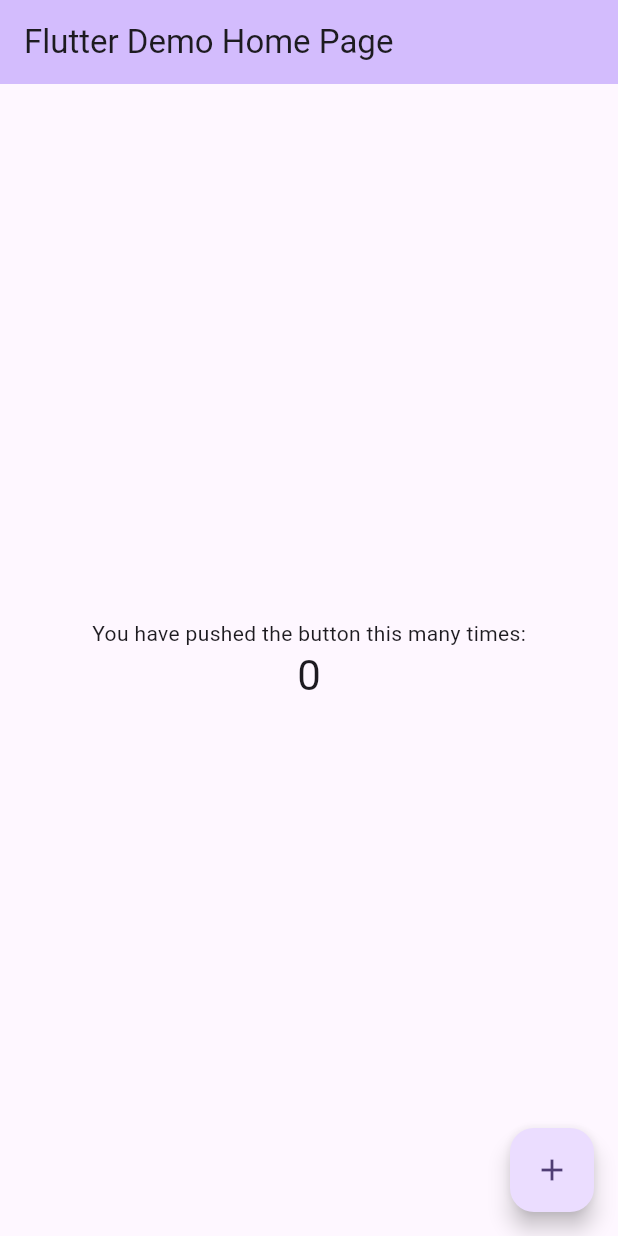
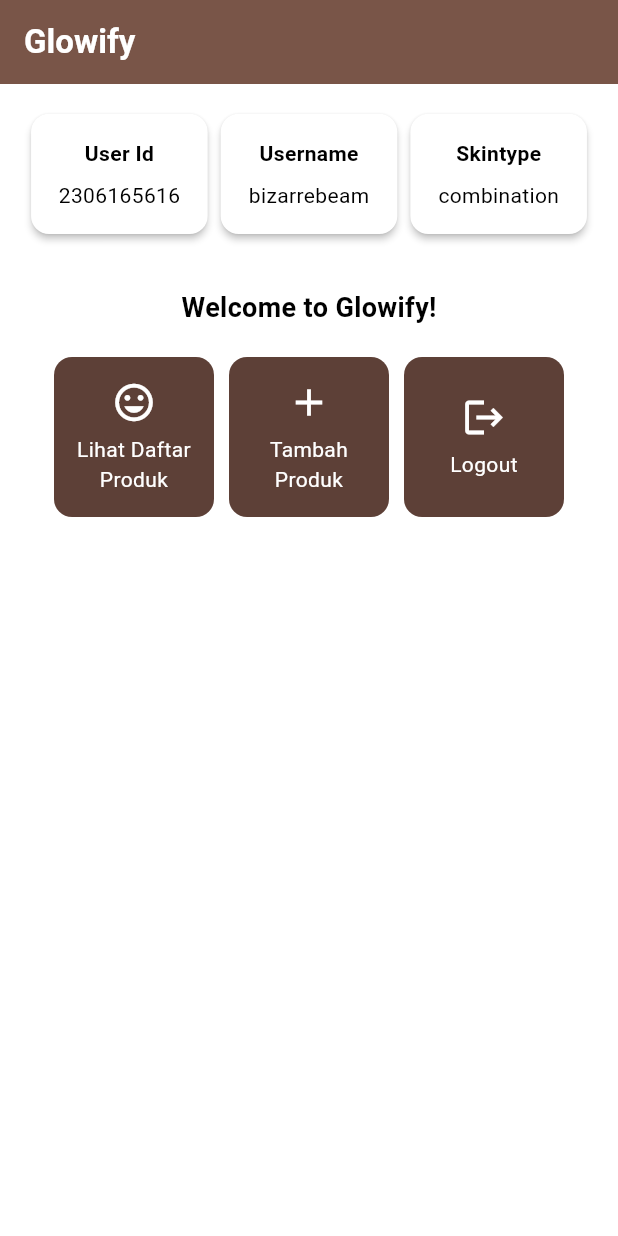
Before and after one commit to bizarrebeam/glowify-mobile, a Flutter app: the screen it shows after launch, on a phone screen of 412 x 824 dp. Run offline on Flutter 3.47's test engine with Material 3 defaults, Android fonts, the phone set to English and light mode, and no system bars.

Commit message:
tugas 7 done:D

```diff
--- a/lib/main.dart
+++ b/lib/main.dart
@@ -29,10 +29,12 @@ class MyApp extends StatelessWidget {
         //
         // This works for code too, not just values: Most code changes can be
         // tested with just a hot reload.
-        colorScheme: ColorScheme.fromSeed(seedColor: Colors.deepPurple),
+         colorScheme: ColorScheme.fromSwatch(
+              primarySwatch: Colors.brown,
+        ).copyWith(secondary: Colors.brown[700]),
         useMaterial3: true,
       ),
-      home: const MyHomePage(title: 'Flutter Demo Home Page'),
+      home: MyHomePage(),
     );
   }
 }
--- a/lib/menu.dart
+++ b/lib/menu.dart
@@ -1,89 +1,185 @@
 import 'package:flutter/material.dart';
 
-class MyHomePage extends StatefulWidget {
-  const MyHomePage({super.key, required this.title});
+class MyHomePage extends StatelessWidget {
+  final String userId = '2306165616';
+  final String userName = 'bizarrebeam';
+  final String skinType = 'combination';
 
-  // This widget is the home page of your application. It is stateful, meaning
-  // that it has a State object (defined below) that contains fields that affect
-  // how it looks.
+  MyHomePage({super.key});
 
-  // This class is the configuration for the state. It holds the values (in this
-  // case the title) provided by the parent (in this case the App widget) and
-  // used by the build method of the State. Fields in a Widget subclass are
-  // always marked "final".
-
-  final String title;
-
-  @override
-  State<MyHomePage> createState() => _MyHomePageState();
-}
-
-class _MyHomePageState extends State<MyHomePage> {
-  int _counter = 0;
-
-  void _incrementCounter() {
-    setState(() {
-      // This call to setState tells the Flutter framework that something has
-      // changed in this State, which causes it to rerun the build method below
-      // so that the display can reflect the updated values. If we changed
-      // _counter without calling setState(), then the build method would not be
-      // called again, and so nothing would appear to happen.
-      _counter++;
-    });
-  }
+  final List<ItemHomepage> items = [
+    ItemHomepage("Lihat Daftar Produk", Icons.mood),
+    ItemHomepage("Tambah Produk", Icons.add),
+    ItemHomepage("Logout", Icons.logout),
+  ];
 
   @override
   Widget build(BuildContext context) {
-    // This method is rerun every time setState is called, for instance as done
-    // by the _incrementCounter method above.
-    //
-    // The Flutter framework has been optimized to make rerunning build methods
-    // fast, so that you can just rebuild anything that needs updating rather
-    // than having to individually change instances of widgets.
     return Scaffold(
+      // AppBar adalah bagian atas halaman yang menampilkan judul.
       appBar: AppBar(
-        // TRY THIS: Try changing the color here to a specific color (to
-        // Colors.amber, perhaps?) and trigger a hot reload to see the AppBar
-        // change color while the other colors stay the same.
-        backgroundColor: Theme.of(context).colorScheme.inversePrimary,
-        // Here we take the value from the MyHomePage object that was created by
-        // the App.build method, and use it to set our appbar title.
-        title: Text(widget.title),
+        // Judul aplikasi "Mental Health Tracker" dengan teks putih dan tebal.
+        title: const Text(
+          'Glowify',
+          style: TextStyle(
+            color: Colors.white,
+            fontWeight: FontWeight.bold,
+          ),
+        ),
+        // Warna latar belakang AppBar diambil dari skema warna tema aplikasi.
+        backgroundColor: Theme.of(context).colorScheme.primary,
       ),
-      body: Center(
-        // Center is a layout widget. It takes a single child and positions it
-        // in the middle of the parent.
+      // Body halaman dengan padding di sekelilingnya.
+      body: Padding(
+        padding: const EdgeInsets.all(16.0),
+        // Menyusun widget secara vertikal dalam sebuah kolom.
         child: Column(
-          // Column is also a layout widget. It takes a list of children and
-          // arranges them vertically. By default, it sizes itself to fit its
-          // children horizontally, and tries to be as tall as its parent.
-          //
-          // Column has various properties to control how it sizes itself and
-          // how it positions its children. Here we use mainAxisAlignment to
-          // center the children vertically; the main axis here is the vertical
-          // axis because Columns are vertical (the cross axis would be
-          // horizontal).
-          //
-          // TRY THIS: Invoke "debug painting" (choose the "Toggle Debug Paint"
-          // action in the IDE, or press "p" in the console), to see the
-          // wireframe for each widget.
-          mainAxisAlignment: MainAxisAlignment.center,
-          children: <Widget>[
-            const Text(
-              'You have pushed the button this many times:',
+          crossAxisAlignment: CrossAxisAlignment.center,
+          children: [
+            // Row untuk menampilkan 3 InfoCard secara horizontal.
+            Row(
+              mainAxisAlignment: MainAxisAlignment.spaceEvenly,
+              children: [
+                InfoCard(title: 'User Id', content: userId),
+                InfoCard(title: 'Username', content: userName),
+                InfoCard(title: 'Skintype', content: skinType),
+              ],
             ),
-            Text(
-              '$_counter',
-              style: Theme.of(context).textTheme.headlineMedium,
+
+            // Memberikan jarak vertikal 16 unit.
+            const SizedBox(height: 16.0),
+
+            // Menempatkan widget berikutnya di tengah halaman.
+            Center(
+              child: Column(
+                // Menyusun teks dan grid item secara vertikal.
+
+                children: [
+                  // Menampilkan teks sambutan dengan gaya tebal dan ukuran 18.
+                  const Padding(
+                    padding: EdgeInsets.only(top: 16.0),
+                    child: Text(
+                      'Welcome to Glowify!',
+                      style: TextStyle(
+                        fontWeight: FontWeight.bold,
+                        fontSize: 18.0,
+                      ),
+                    ),
+                  ),
+
+                  // Grid untuk menampilkan ItemCard dalam bentuk grid 3 kolom.
+                  GridView.count(
+                    primary: true,
+                    padding: const EdgeInsets.all(20),
+                    crossAxisSpacing: 10,
+                    mainAxisSpacing: 10,
+                    crossAxisCount: 3,
+                    // Agar grid menyesuaikan tinggi kontennya.
+                    shrinkWrap: true,
+
+                    // Menampilkan ItemCard untuk setiap item dalam list items.
+                    children: items.map((ItemHomepage item) {
+                      return ItemCard(item);
+                    }).toList(),
+                  ),
+                ],
+              ),
             ),
           ],
         ),
       ),
-      floatingActionButton: FloatingActionButton(
-        onPressed: _incrementCounter,
-        tooltip: 'Increment',
-        child: const Icon(Icons.add),
-      ), // This trailing comma makes auto-formatting nicer for build methods.
     );
   }
 }
+
+class InfoCard extends StatelessWidget {
+  // Kartu informasi yang menampilkan title dan content.
+
+  final String title; // Judul kartu.
+  final String content; // Isi kartu.
+
+  const InfoCard({super.key, required this.title, required this.content});
+
+  @override
+  Widget build(BuildContext context) {
+    return Card(
+      // Membuat kotak kartu dengan bayangan dibawahnya.
+      elevation: 2.0,
+      child: Container(
+        // Mengatur ukuran dan jarak di dalam kartu.
+        width: MediaQuery.of(context).size.width / 3.5, // menyesuaikan dengan lebar device yang digunakan.
+        padding: const EdgeInsets.all(16.0),
+        // Menyusun title dan content secara vertikal.
+        child: Column(
+          children: [
+            Text(
+              title,
+              style: const TextStyle(fontWeight: FontWeight.bold),
+            ),
+            const SizedBox(height: 8.0),
+            Text(content),
+          ],
+        ),
+      ),
+    );
+  }
+}
+
+class ItemHomepage {
+  final String title;
+  final IconData icon;
+
+  ItemHomepage(this.title, this.icon);
+}
+
+class ItemCard extends StatelessWidget {
+  // Menampilkan kartu dengan ikon dan nama.
+
+  final ItemHomepage item;
+
+  const ItemCard(this.item, {super.key});
+
+  @override
+  Widget build(BuildContext context) {
+    return Material(
+      // Menentukan warna latar belakang dari tema aplikasi.
+      color: Theme.of(context).colorScheme.secondary,
+      // Membuat sudut kartu melengkung.
+      borderRadius: BorderRadius.circular(12),
+      child: InkWell(
+        // Aksi ketika kartu ditekan.
+        onTap: () {
+          // Menampilkan pesan SnackBar saat kartu ditekan.
+          ScaffoldMessenger.of(context)
+            ..hideCurrentSnackBar()
+            ..showSnackBar(
+              SnackBar(content: Text("Kamu telah menekan tombol ${item.title}!")),
+            );
+        },
+        // Container untuk menyimpan Icon dan Text
+        child: Container(
+          padding: const EdgeInsets.all(8),
+          child: Center(
+            child: Column(
+              // Menyusun ikon dan teks di tengah kartu.
+              mainAxisAlignment: MainAxisAlignment.center,
+              children: [
+                Icon(
+                  item.icon,
+                  color: Colors.white,
+                  size: 30.0,
+                ),
+                const Padding(padding: EdgeInsets.all(3)),
+                Text(
+                  item.title,
+                  textAlign: TextAlign.center,
+                  style: const TextStyle(color: Colors.white),
+                ),
+              ],
+            ),
+          ),
+        ),
+      ),
+    );
+  }
+}
```
